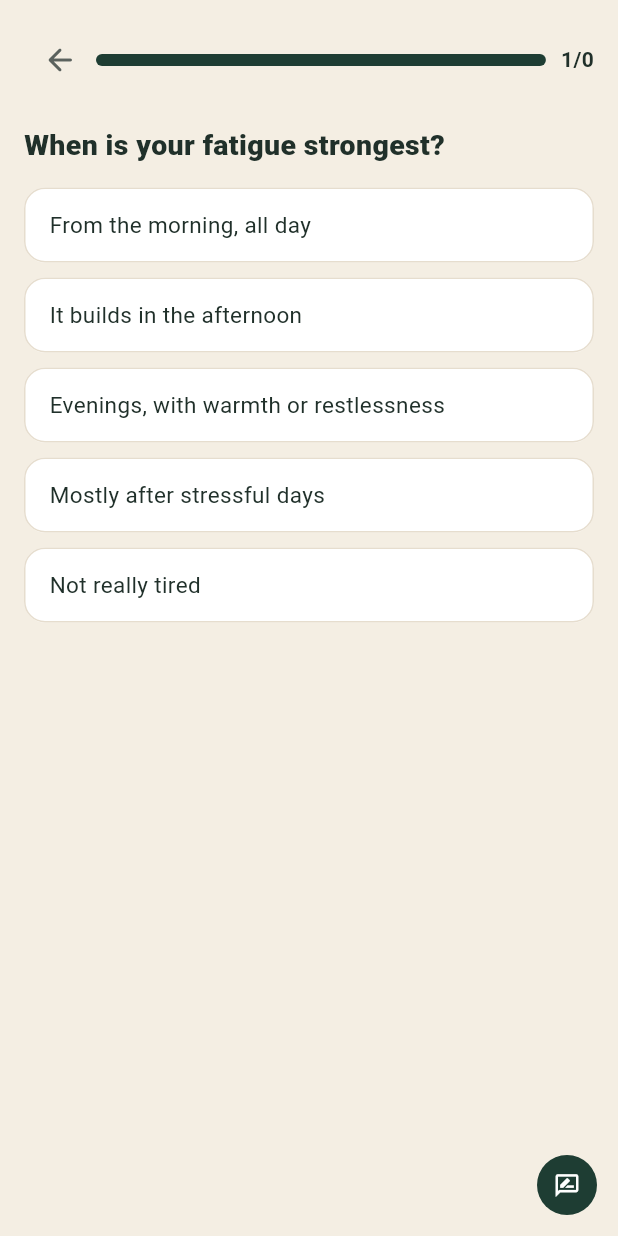
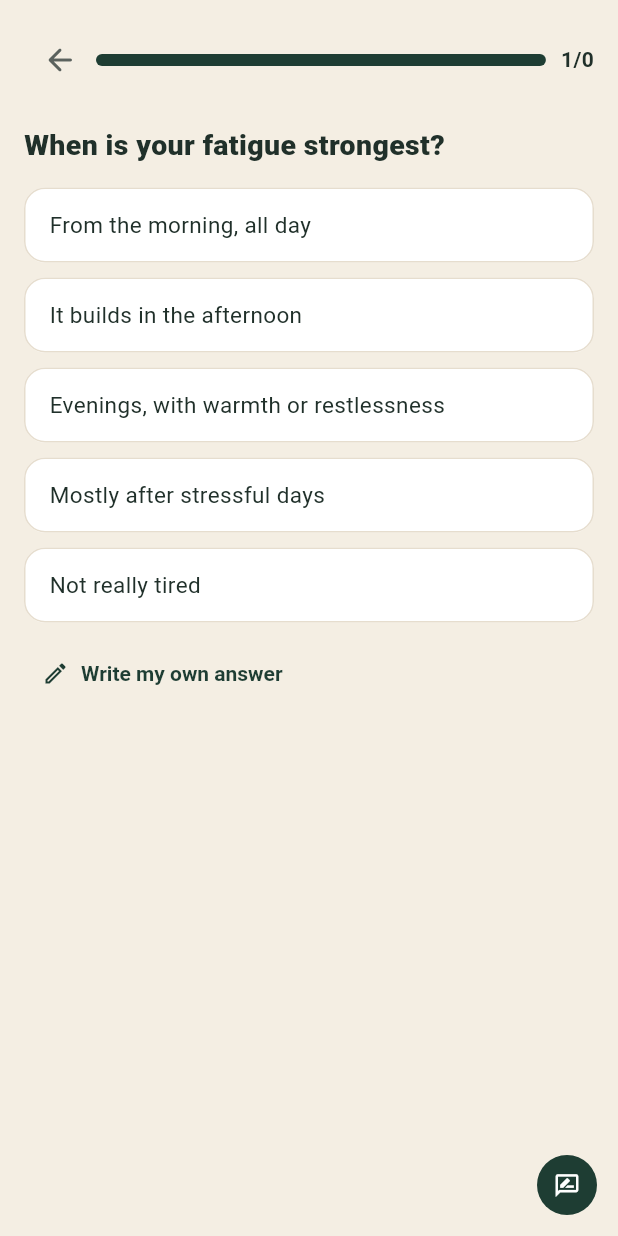
Before and after one commit to HugoSeong0721/test-mvp, a Flutter app: the _QuestionView widget shown alone on an empty page, opened directly with sample values from the repository, on a phone screen of 412 x 824 dp. Run offline on Flutter 3.47's test engine with Material 3 defaults, Android fonts, the phone set to English and light mode, and no system bars; our stand-ins replace cloud_firestore, firebase_auth, firebase_core, shared_preferences; missing offline and left inert: dart:html; accounts and stored records are empty; Roboto replaces fonts that are missing (Arial).

Commit message:
Let patients type their own answer to any question
Every pattern finder question now offers a "write my own answer" option
alongside the multiple-choice buttons.

- PatternFinderEngine: answerFreeText() records a typed answer under a
  freeTextOption sentinel; free-text answers carry no pattern weights
  (scoring stays deterministic and reviewable) but are preserved
  verbatim in answeredPairs(), the recap, and undo handling.
- Question screen: "직접 입력할게요" toggle reveals a text field with
  confirm/cancel; the view is keyed per question so the field resets.
- Sharing uses answeredPairs() and marks typed answers with a
  "(직접 입력)" prefix so the practitioner can tell them apart.
- Public preview page (docs/) updated with the same behavior.

Co-Authored-By: Claude Opus 4.8 <noreply@anthropic.com>
Claude-Session: https://claude.ai/code/session_01QeN7mWVThNai5B8cu7DJwR

```diff
--- a/lib/features/pattern_finder/presentation/pattern_finder_screen.dart
+++ b/lib/features/pattern_finder/presentation/pattern_finder_screen.dart
@@ -76,6 +76,20 @@ class _PatternFinderScreenState extends State<PatternFinderScreen> {
     if (question == null) return;
     setState(() {
       _engine.answer(question.id, optionIndex);
+      _advance();
+    });
+  }
+
+  void _chooseFreeText(String text) {
+    final question = _currentQuestion;
+    if (question == null || text.trim().isEmpty) return;
+    setState(() {
+      _engine.answerFreeText(question.id, text);
+      _advance();
+    });
+  }
+
+  void _advance() {
     final next = _engine.nextQuestion();
     if (next == null) {
       _stage = _Stage.result;
@@ -83,7 +97,6 @@ class _PatternFinderScreenState extends State<PatternFinderScreen> {
     } else {
       _currentQuestion = next;
     }
-    });
   }
 
   void _back() {
@@ -116,14 +129,15 @@ class _PatternFinderScreenState extends State<PatternFinderScreen> {
     }
     setState(() => _isSharing = true);
     try {
+      final pairs = _engine.answeredPairs();
       final answers = <Map<String, dynamic>>[];
-      for (var i = 0; i < _engine.answers.length; i++) {
-        final entry = _engine.answers[i];
-        final question = PatternFinderService.questionById[entry.key]!;
+      for (var i = 0; i < pairs.length; i++) {
+        final (question, option) = pairs[i];
+        final typed = _engine.isFreeText(question.id);
         answers.add({
           'questionIndex': i + 1,
           'questionText': question.textKo,
-          'answerText': question.options[entry.value].textKo,
+          'answerText': typed ? '(직접 입력) ${option.textKo}' : option.textKo,
           'markedMainPain': false,
           'markedRemember': false,
         });
@@ -191,10 +205,12 @@ class _PatternFinderScreenState extends State<PatternFinderScreen> {
       body: switch (_stage) {
         _Stage.intro => _IntroView(onStart: _start),
         _Stage.questions => _QuestionView(
+          key: ValueKey(_currentQuestion!.id),
           question: _currentQuestion!,
           answered: _engine.answeredCount,
           total: PatternFinderService.questionsPerSession,
           onChoose: _choose,
+          onChooseFreeText: _chooseFreeText,
           onBack: _back,
         ),
         _Stage.result => _ResultView(
@@ -299,12 +315,14 @@ class _IntroView extends StatelessWidget {
   }
 }
 
-class _QuestionView extends StatelessWidget {
+class _QuestionView extends StatefulWidget {
   const _QuestionView({
+    super.key,
     required this.question,
     required this.answered,
     required this.total,
     required this.onChoose,
+    required this.onChooseFreeText,
     required this.onBack,
   });
 
@@ -312,18 +330,40 @@ class _QuestionView extends StatelessWidget {
   final int answered;
   final int total;
   final ValueChanged<int> onChoose;
+  final ValueChanged<String> onChooseFreeText;
   final VoidCallback onBack;
+
+  @override
+  State<_QuestionView> createState() => _QuestionViewState();
+}
+
+class _QuestionViewState extends State<_QuestionView> {
+  final _freeTextController = TextEditingController();
+  bool _showFreeText = false;
+
+  @override
+  void dispose() {
+    _freeTextController.dispose();
+    super.dispose();
+  }
+
+  void _submitFreeText() {
+    final text = _freeTextController.text.trim();
+    if (text.isEmpty) return;
+    widget.onChooseFreeText(text);
+  }
 
   @override
   Widget build(BuildContext context) {
     final lang = AppLanguageController.instance;
+    final question = widget.question;
     return ListView(
       padding: const EdgeInsets.all(16),
       children: [
         Row(
           children: [
             IconButton(
-              onPressed: onBack,
+              onPressed: widget.onBack,
               icon: const Icon(Icons.arrow_back_rounded),
               tooltip: lang.tr('Back', '이전'),
             ),
@@ -331,7 +371,7 @@ class _QuestionView extends StatelessWidget {
               child: ClipRRect(
                 borderRadius: BorderRadius.circular(99),
                 child: LinearProgressIndicator(
-                  value: answered / total,
+                  value: widget.answered / widget.total,
                   minHeight: 8,
                   backgroundColor: AppTheme.surfaceSoft,
                 ),
@@ -339,7 +379,7 @@ class _QuestionView extends StatelessWidget {
             ),
             const SizedBox(width: 10),
             Text(
-              '${answered + 1}/$total',
+              '${widget.answered + 1}/${widget.total}',
               style: const TextStyle(fontWeight: FontWeight.w700),
             ),
           ],
@@ -355,9 +395,56 @@ class _QuestionView extends StatelessWidget {
             padding: const EdgeInsets.only(bottom: 10),
             child: _OptionButton(
               text: lang.tr(question.options[i].textEn, question.options[i].textKo),
-              onTap: () => onChoose(i),
+              onTap: () => widget.onChoose(i),
             ),
           ),
+        if (!_showFreeText)
+          Align(
+            alignment: Alignment.centerLeft,
+            child: TextButton.icon(
+              onPressed: () => setState(() => _showFreeText = true),
+              icon: const Icon(Icons.edit_outlined, size: 18),
+              label: Text(
+                lang.tr('Write my own answer', '직접 입력할게요'),
+                style: const TextStyle(fontWeight: FontWeight.w700),
+              ),
+            ),
+          )
+        else ...[
+          TextField(
+            controller: _freeTextController,
+            autofocus: true,
+            minLines: 2,
+            maxLines: 4,
+            maxLength: 200,
+            textInputAction: TextInputAction.done,
+            onSubmitted: (_) => _submitFreeText(),
+            decoration: InputDecoration(
+              hintText: lang.tr(
+                'Describe it in your own words',
+                '내 상태를 편하게 적어주세요',
+              ),
+              border: OutlineInputBorder(
+                borderRadius: BorderRadius.circular(14),
+              ),
+            ),
+          ),
+          const SizedBox(height: 8),
+          Row(
+            children: [
+              FilledButton.icon(
+                onPressed: _submitFreeText,
+                icon: const Icon(Icons.check_rounded, size: 18),
+                label: Text(lang.tr('Use this answer', '이 답변으로 할게요')),
+              ),
+              const SizedBox(width: 8),
+              TextButton(
+                onPressed: () => setState(() => _showFreeText = false),
+                child: Text(lang.tr('Cancel', '취소')),
+              ),
+            ],
+          ),
+        ],
       ],
     );
   }
```
Also changed, not shown: lib/core/services/pattern_finder_service.dart (+36 -3 lines), 1 other file. Lines whose indentation alone changed are shown as unchanged.
